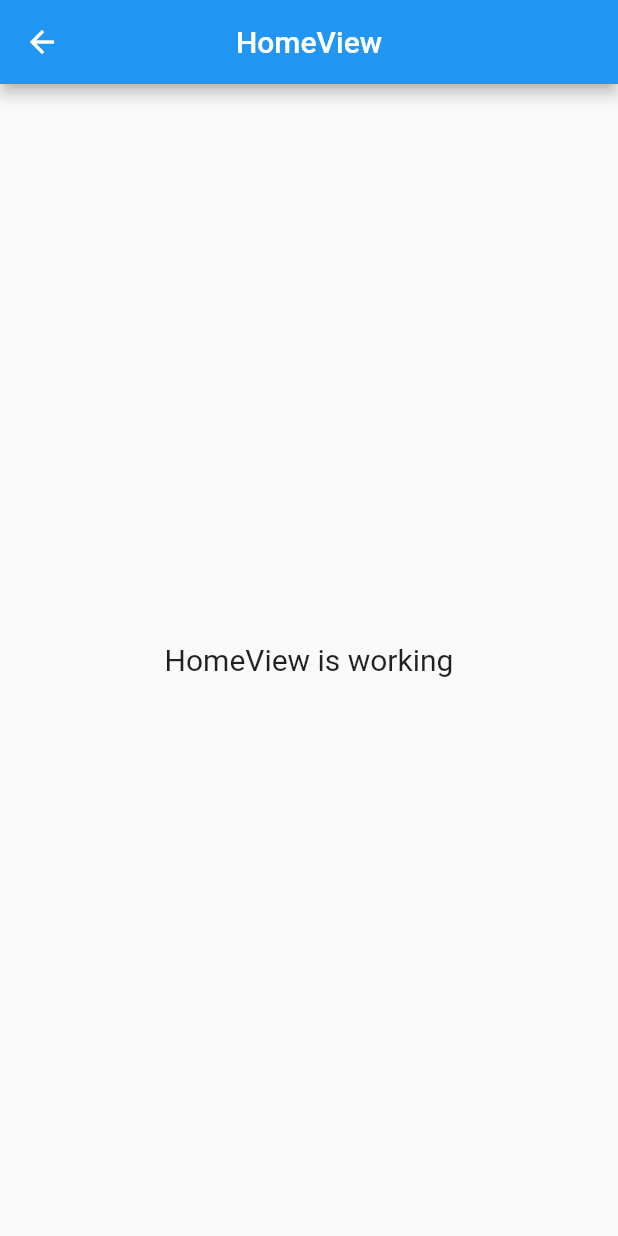
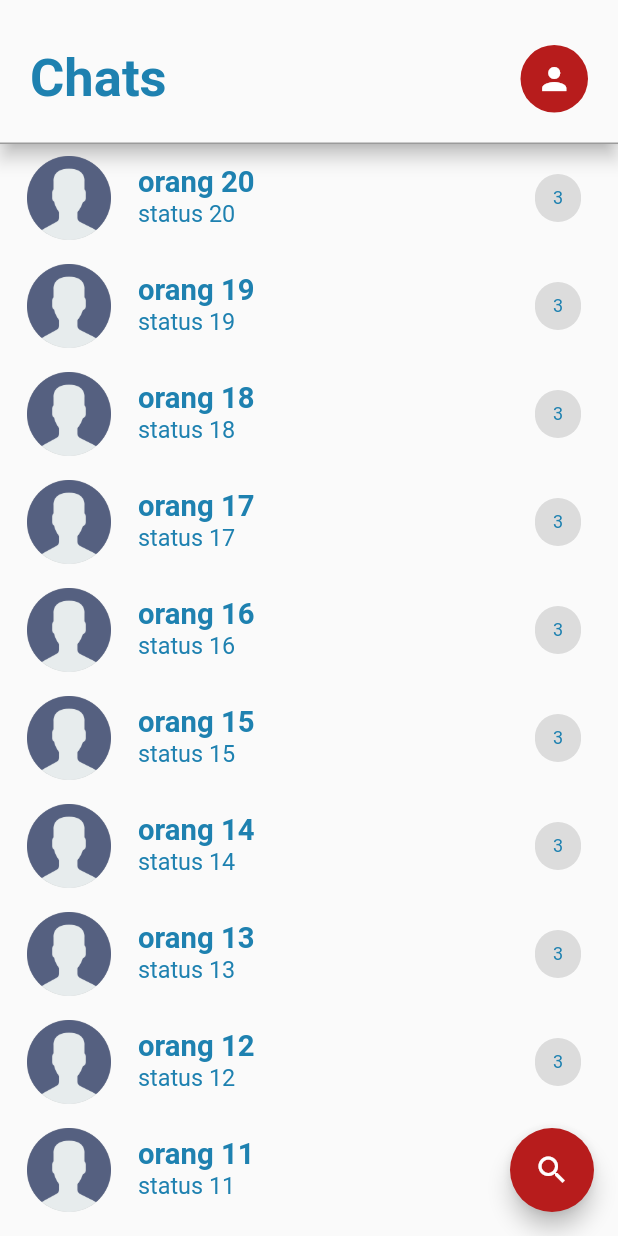
Before and after one commit to ronySayur/chatapp, a Flutter app: the HomeView screen opened by its route, on a phone screen of 412 x 824 dp. Run offline on Flutter 3.47's test engine with Material 2 defaults, Android fonts, the phone set to English and light mode, and no system bars; our stand-ins replace firebase_core, get, introduction_screen, lottie; accounts and stored records are empty; project files that could hold a hidden picture were left out.

```diff
--- a/lib/app/modules/home/views/home_view.dart
+++ b/lib/app/modules/home/views/home_view.dart
@@ -1,22 +1,93 @@
+import 'package:chatapp/widgets/widgets.dart';
 import 'package:flutter/material.dart';
 import 'package:get/get.dart';
 
+import '../../../routes/app_pages.dart';
 import '../controllers/home_controller.dart';
 
 class HomeView extends GetView<HomeController> {
+  final List<Widget> myChats = List.generate(
+    20,
+    (index) => ListTile(
+      onTap: () => Get.toNamed(Routes.CHAT_ROOM),
+      leading: CircleAvatar(
+        radius: 30,
+        backgroundColor: Colors.black26,
+        child: Image.asset(
+          "assets/logo/noimage.png",
+          fit: BoxFit.cover,
+        ),
+      ),
+      title: wBigText(
+        text: "orang ${index + 1}",
+        weight: FontWeight.w600,
+        size: wDimension.font20,
+      ),
+      subtitle: wSmallText(
+        text: "status ${index + 1}",
+        size: wDimension.font16,
+      ),
+      trailing: Chip(label: wSmallText(text: "3")),
+    ),
+  ).reversed.toList();
 
+  HomeView({super.key});
   @override
   Widget build(BuildContext context) {
     return Scaffold(
-      appBar: AppBar(
-        title: const Text('HomeView'),
-        centerTitle: true,
+      body: Column(
+        children: [
+          Material(
+            elevation: 5,
+            child: Container(
+              margin: EdgeInsets.only(top: context.mediaQueryPadding.top),
+              decoration: BoxDecoration(
+                border: const Border(bottom: BorderSide(color: Colors.black38)),
+              ),
+              padding: EdgeInsets.fromLTRB(20, 30, 20, 20),
+              child: Row(
+                mainAxisAlignment: MainAxisAlignment.spaceBetween,
+                children: [
+                  wBigText(
+                    text: "Chats",
+                    weight: FontWeight.bold,
+                    size: 35,
+                  ),
+                  Material(
+                    color: Colors.red[900],
+                    borderRadius: BorderRadius.circular(50),
+                    child: InkWell(
+                      onTap: () => Get.toNamed(Routes.PROFILE),
+                      child: Padding(
+                        padding: const EdgeInsets.all(5),
+                        child: wAppIcon(
+                          icon: Icons.person,
+                          iconColor: Colors.white,
+                          size: 35,
+                        ),
+                      ),
+                    ),
+                  ),
+                ],
+              ),
+            ),
+          ),
+          Expanded(
+            child: ListView.builder(
+              padding: EdgeInsets.zero,
+              itemCount: myChats.length,
+              itemBuilder: (context, index) => myChats[index],
+            ),
+          ),
+        ],
       ),
-      body: Center(
-        child: Text(
-          'HomeView is working',
-          style: TextStyle(fontSize: 20),
+      floatingActionButton: FloatingActionButton(
+        child: wAppIcon(
+          icon: Icons.search,
+          size: 35,
         ),
+        onPressed: () => Get.toNamed(Routes.SEARCH),
+        backgroundColor: Colors.red[900],
       ),
     );
   }
--- a/lib/app/routes/app_pages.dart
+++ b/lib/app/routes/app_pages.dart
@@ -1,17 +1,22 @@
 import 'package:get/get.dart';
 
+import '../modules/chat_room/bindings/chat_room_binding.dart';
+import '../modules/chat_room/views/chat_room_view.dart';
 import '../modules/home/bindings/home_binding.dart';
 import '../modules/home/views/home_view.dart';
 import '../modules/introduction/bindings/introduction_binding.dart';
 import '../modules/introduction/views/introduction_view.dart';
 import '../modules/login/bindings/login_binding.dart';
 import '../modules/login/views/login_view.dart';
+import '../modules/profile/bindings/profile_binding.dart';
+import '../modules/profile/views/profile_view.dart';
+import '../modules/search/bindings/search_binding.dart';
+import '../modules/search/views/search_view.dart';
 
 part 'app_routes.dart';
 
 class AppPages {
   AppPages._();
-
 
   static final routes = [
     GetPage(
@@ -29,5 +34,20 @@ class AppPages {
       page: () => const LoginView(),
       binding: LoginBinding(),
     ),
+    GetPage(
+      name: _Paths.PROFILE,
+      page: () => const ProfileView(),
+      binding: ProfileBinding(),
+    ),
+    GetPage(
+      name: _Paths.CHAT_ROOM,
+      page: () => const ChatRoomView(),
+      binding: ChatRoomBinding(),
+    ),
+    GetPage(
+      name: _Paths.SEARCH,
+      page: () => const SearchView(),
+      binding: SearchBinding(),
+    ),
   ];
 }
--- a/lib/app/routes/app_routes.dart
+++ b/lib/app/routes/app_routes.dart
@@ -6,6 +6,9 @@ abstract class Routes {
   static const HOME = _Paths.HOME;
   static const INTRODUCTION = _Paths.INTRODUCTION;
   static const LOGIN = _Paths.LOGIN;
+  static const PROFILE = _Paths.PROFILE;
+  static const CHAT_ROOM = _Paths.CHAT_ROOM;
+  static const SEARCH = _Paths.SEARCH;
 }
 
 abstract class _Paths {
@@ -13,4 +16,7 @@ abstract class _Paths {
   static const HOME = '/home';
   static const INTRODUCTION = '/introduction';
   static const LOGIN = '/login';
+  static const PROFILE = '/profile';
+  static const CHAT_ROOM = '/chat-room';
+  static const SEARCH = '/search';
 }
--- a/lib/main.dart
+++ b/lib/main.dart
@@ -34,8 +34,9 @@ class MyApp extends StatelessWidget {
 
         if (snapshot.connectionState == ConnectionState.done) {
           return GetMaterialApp(
+            debugShowCheckedModeBanner: false,
             title: "Chat App",
-            initialRoute: Routes.LOGIN,
+            initialRoute: Routes.HOME,
             getPages: AppPages.routes,
           );
 
--- a/lib/widgets/widgets.dart
+++ b/lib/widgets/widgets.dart
@@ -89,12 +89,14 @@ class wSmallText extends StatelessWidget {
   wSmallText({
     super.key,
     required this.text,
+    this.weight = FontWeight.normal,
     this.color = const Color(0xFF1e81b0),
     this.size = 12,
     this.height = 1.2,
   });
 
   Color? color;
+  FontWeight weight;
   double height;
   double size;
   final String text;
@@ -108,6 +110,7 @@ class wSmallText extends StatelessWidget {
         color: color,
         fontSize: size,
         height: height,
+        fontWeight: weight,
       ),
     );
   }
```
Also changed, not shown: lib/app/modules/chat_room/bindings/chat_room_binding.dart (added, +12 -0 lines), lib/app/modules/chat_room/controllers/chat_room_controller.dart (added, +23 -0 lines), lib/app/modules/chat_room/views/chat_room_view.dart (added, +24 -0 lines), lib/app/modules/profile/bindings/profile_binding.dart (added, +12 -0 lines), lib/app/modules/profile/controllers/profile_controller.dart (added, +23 -0 lines), lib/app/modules/profile/views/profile_view.dart (added, +24 -0 lines), lib/app/modules/search/bindings/search_binding.dart (added, +12 -0 lines), lib/app/modules/search/controllers/search_controller.dart (added, +23 -0 lines), lib/app/modules/search/views/search_view.dart (added, +24 -0 lines).
